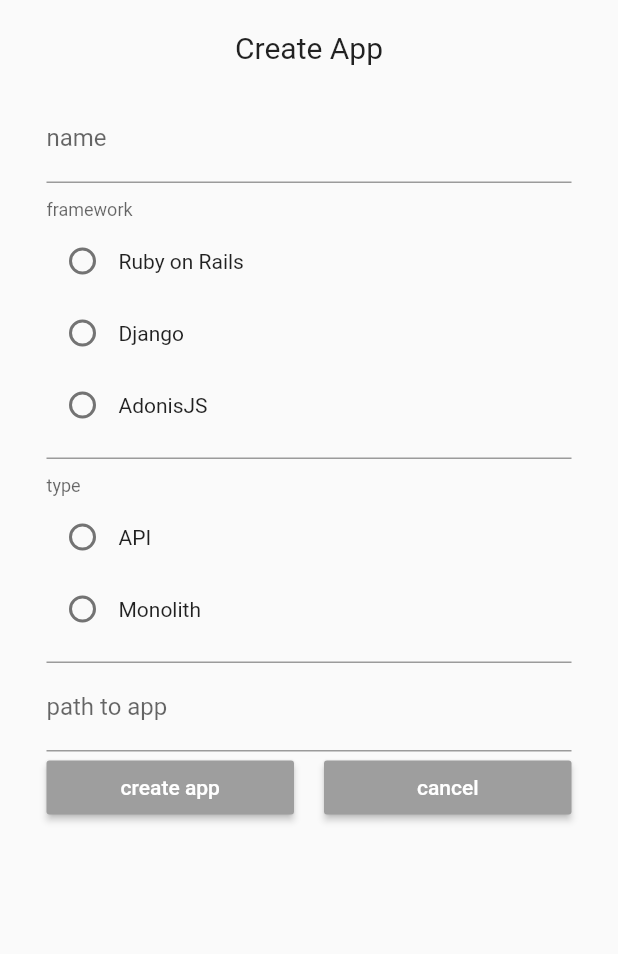
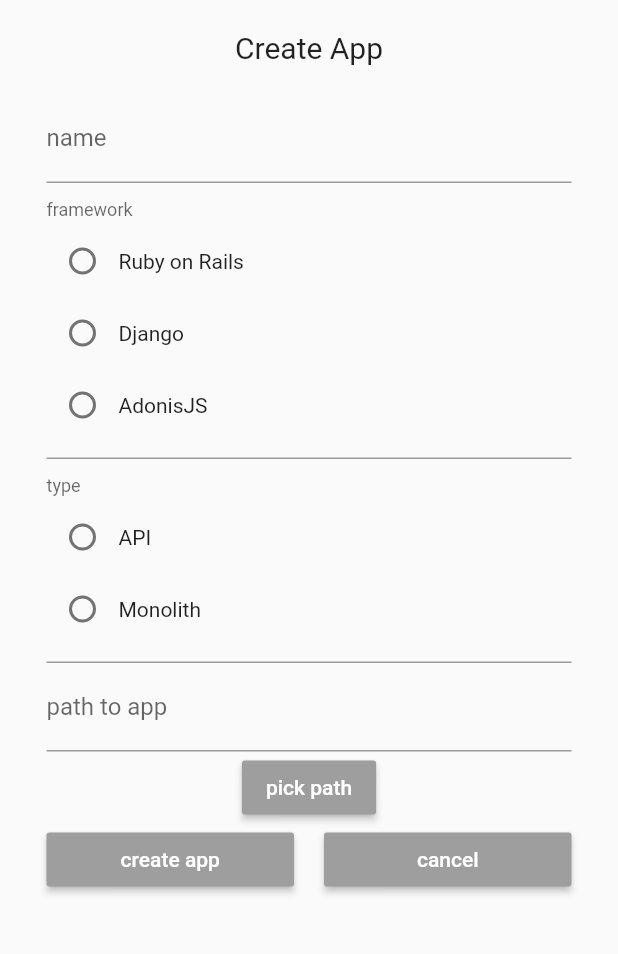
Before and after one commit to sorceryapp/sorcery_client, a Flutter app: the CreateApp screen opened directly, on a phone screen of 412 x 824 dp, the part 84-1038 px from its top. Run offline on Flutter 3.47's test engine with Material 2 defaults, Android fonts, the phone set to English and light mode, and no system bars; drawn by our look-alikes of flutter_form_builder; our stand-ins replace dio, file_picker, flutter_riverpod, flutter_secure_storage, form_builder_validators, go_router and 2 more; accounts and stored records are empty.

Commit message:
add support for picking app path with picker

```diff
--- a/lib/src/features/apps/presentation/create/create_app_form.dart
+++ b/lib/src/features/apps/presentation/create/create_app_form.dart
@@ -1,3 +1,4 @@
+import 'package:file_picker/file_picker.dart';
 import 'package:flutter/material.dart';
 import 'package:flutter_form_builder/flutter_form_builder.dart';
 import 'package:flutter_riverpod/flutter_riverpod.dart';
@@ -72,11 +73,20 @@ class _CreateAppFormState extends ConsumerState<CreateAppForm> {
                 ),
                 FormBuilderTextField(
                   name: 'path',
+                  // initialValue: _path,
                   decoration: InputDecoration(
                     labelText: SorceryLocalizations.current.appInputPathToApp,
                   ),
                   validator: FormBuilderValidators.required(),
                   keyboardType: TextInputType.number,
+                ),
+                MaterialButton(
+                  color: Theme.of(context).colorScheme.secondary,
+                  child: Text(
+                    SorceryLocalizations.current.appButtonCreateNewAppPickPath,
+                    style: const TextStyle(color: Colors.white),
+                  ),
+                  onPressed: () => _pickDirectory(),
                 ),
                 Row(
                   children: <Widget>[
@@ -115,7 +125,12 @@ class _CreateAppFormState extends ConsumerState<CreateAppForm> {
     );
   }
 
-  _submit() async {
+  Future<void> _pickDirectory() async {
+    String? path = await FilePicker.platform.getDirectoryPath();
+    _formKey.currentState!.fields['path']!.didChange(path);
+  }
+
+  Future _submit() async {
     if (_formKey.currentState!.validate()) {
       final formData = _formKey.currentState!.value;
       final controller = ref.watch(appControllerStateNotifierProvider.notifier);
```
